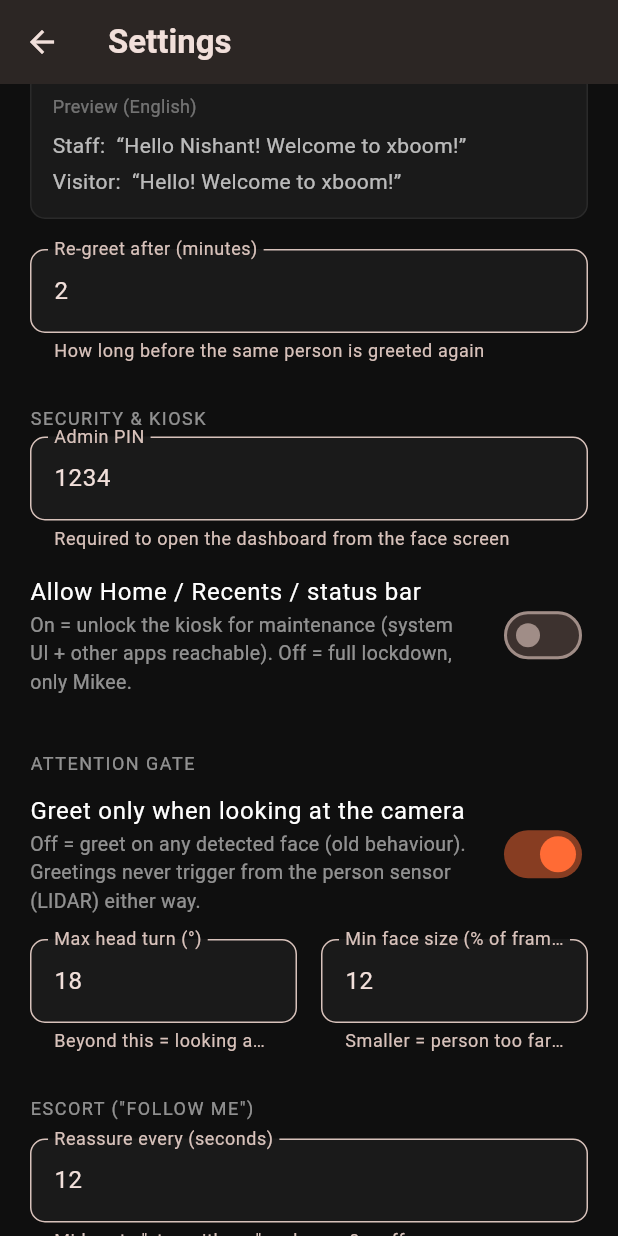
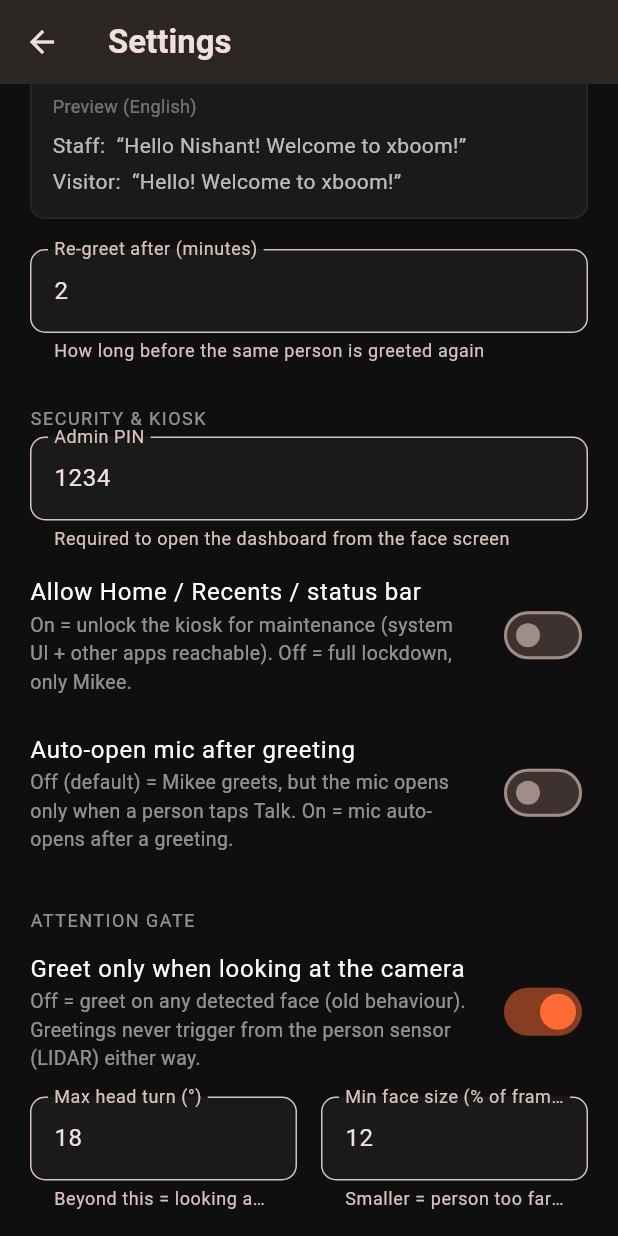
Before and after one commit to nishant-6585/TimoDesk, a Flutter app: the SettingsScreen screen opened directly, scrolled down 1152 dp, on a phone screen of 412 x 824 dp. Run offline on Flutter 3.47's test engine with Material 3 defaults, Android fonts, the phone set to English and light mode, and no system bars; our stand-ins replace camera, file_picker, firebase_core, firebase_messaging, flutter_riverpod, freezed_annotation and 5 more; missing offline and left inert: dart:html, dart:js, dart:ui_web, flutter_webrtc, google_mlkit_face_detection; accounts and stored records are empty; network calls fail.

Commit message:
fix(robot_app): mic opens only on Talk tap + landscape (no HOME category)
- Mic: new RobotConfig.autoOpenMic (default OFF) gates all auto-open-after-
  greeting paths (greetThenListen, on-device staff greet, escort arrival).
  Default: Mikee greets but the mic opens only on a Talk-button tap. Settings
  switch to re-enable auto-open.
- Orientation: drop the Flutter setPreferredOrientations override (it produced
  SCREEN_ORIENTATION_USER_LANDSCAPE, which respects the panel's rotation lock and
  fell back to portrait), and REMOVE category.HOME (a home activity is forced to
  the natural/portrait orientation). The kiosk doesn't need HOME — Lock Task +
  BootReceiver + device-owner cover it. Landscape is enforced at the system level
  (accelerometer_rotation=0, user_rotation=3=ROTATION_270).

Co-Authored-By: Claude Opus 4.8 (1M context) <noreply@anthropic.com>

```diff
--- a/robot_app/lib/settings_screen.dart
+++ b/robot_app/lib/settings_screen.dart
@@ -41,6 +41,7 @@ class _SettingsScreenState extends State<SettingsScreen> {
   String _voicePreset = RobotConfig.voicePresetName;
   bool _gateEnabled = RobotConfig.attentionGateEnabled;
   bool _allowSystemUi = RobotConfig.kioskAllowSystemUi;
+  bool _autoOpenMic = RobotConfig.autoOpenMic;
   bool _saved = false;
 
   bool _testing = false;
@@ -97,6 +98,7 @@ class _SettingsScreenState extends State<SettingsScreen> {
     await RobotConfig.setCameraBaseUrl(_camera.text);
     await RobotConfig.setKioskToken(_kiosk.text);
     await RobotConfig.setDashboardPin(_pin.text);
+    await RobotConfig.setAutoOpenMic(_autoOpenMic);
     await RobotConfig.setElevenLabsApiKey(_elevenKey.text);
     await RobotConfig.setElevenLabsAgentId(_elevenAgent.text);
     await RobotConfig.updateGreetingConfig(
@@ -362,6 +364,19 @@ class _SettingsScreenState extends State<SettingsScreen> {
                 'reachable). Off = full lockdown, only Mikee.',
                 style: TextStyle(color: Colors.white54, fontSize: 13)),
           ),
+          const SizedBox(height: 8),
+          SwitchListTile(
+            value: _autoOpenMic,
+            onChanged: (v) => setState(() => _autoOpenMic = v),
+            activeThumbColor: _orange,
+            contentPadding: EdgeInsets.zero,
+            title: const Text('Auto-open mic after greeting',
+                style: TextStyle(color: Colors.white, fontSize: 16)),
+            subtitle: const Text(
+                'Off (default) = Mikee greets, but the mic opens only when a '
+                'person taps Talk. On = mic auto-opens after a greeting.',
+                style: TextStyle(color: Colors.white54, fontSize: 13)),
+          ),
           const SizedBox(height: 28),
           const Text('ATTENTION GATE',
               style: TextStyle(color: Colors.white54, fontSize: 12, letterSpacing: 1)),
```
Also changed, not shown: robot_app/lib/ambient_face_screen.dart (+11 -0 lines), robot_app/lib/config.dart (+10 -0 lines), robot_app/lib/main.dart (+7 -0 lines), 1 other file.
